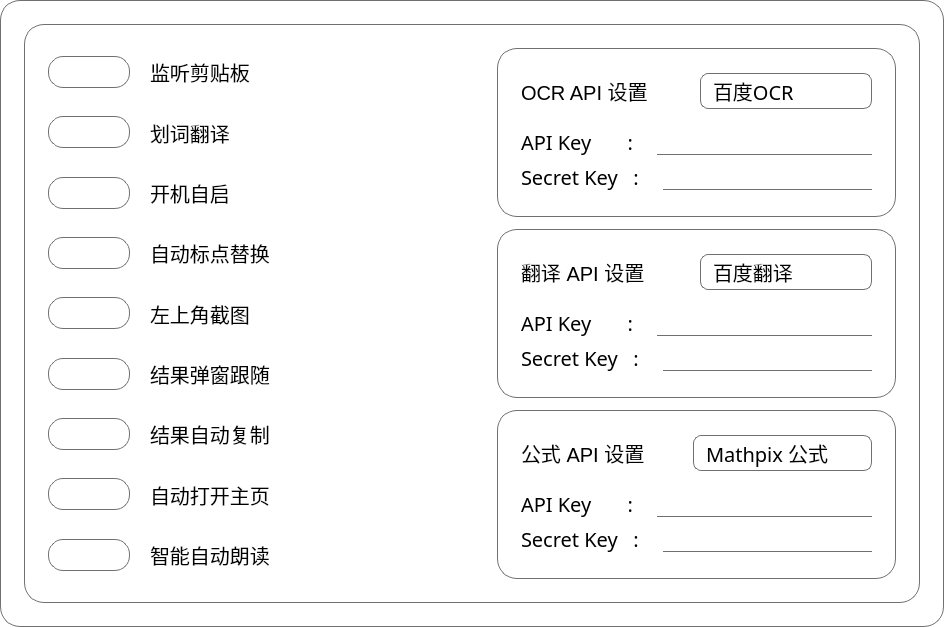
Old version of the form settingform.ui in the repository Jackiu1997/SimpleOCR.
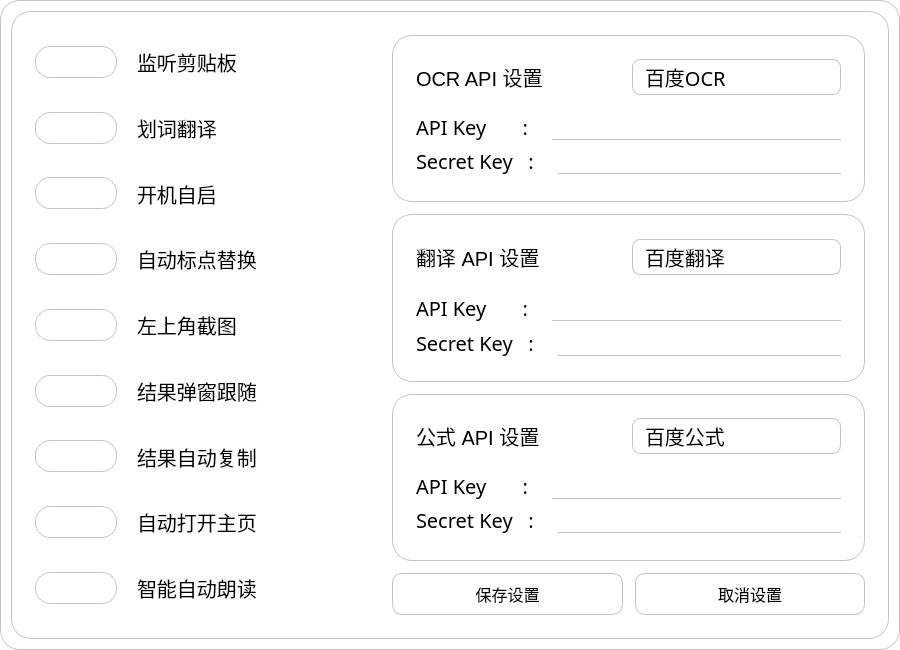
New version of the form. Icons and pictures are not drawn. Custom widgets are drawn as their Qt base class.

Commit message: better api and api settings

```diff
--- a/settingform.ui
+++ b/settingform.ui
@@ -6,10 +6,22 @@
    <rect>
     <x>0</x>
     <y>0</y>
-    <width>944</width>
-    <height>627</height>
+    <width>900</width>
+    <height>650</height>
    </rect>
   </property>
+  <property name="minimumSize">
+   <size>
+    <width>900</width>
+    <height>650</height>
+   </size>
+  </property>
+  <property name="maximumSize">
+   <size>
+    <width>900</width>
+    <height>650</height>
+   </size>
+  </property>
   <property name="windowTitle">
    <string>Settings</string>
   </property>
@@ -22,29 +34,39 @@
 	font-family: &quot;微软雅黑&quot;;
 	font-size: 20px;
 }
+QPushButton {
+	background-color: rgb(255, 255, 255);
+	border: 1px solid rgb(195, 195, 195);
+	border-radius: 10px;
+	padding: 8px;
+	font-size: 16px;
+}
+QPushButton:pressed {
+	background-color: rgb(243, 243, 243);
+}
 .QWidget{
 	background-color: rgb(255, 255, 255);
-	border: 1px solid #707070;
+	border: 1px solid rgb(195, 195, 195);
 	border-radius: 20px;
 }
 .QFrame{
 	background-color: rgb(255, 255, 255);
-	border: 1px solid #707070;
+	border: 1px solid rgb(195, 195, 195);
 	border-radius: 15px;
 }
 QLineEdit {
 	border: 0px solid #ffffff;
-	border-bottom: 1px solid #707070;
+	border-bottom: 1px solid rgb(195, 195, 195);
 }
 
 QComboBox {
-    border: 1px solid #707070;
+    border: 1px solid rgb(195, 195, 195);
     border-radius: 8px;
     padding: 2px 12px;
     font: normal normal 18px &quot;微软雅黑&quot;;
 }
 QComboBox QAbstractItemView {
-    border: 1px solid #707070;
+    border: 1px solid rgb(195, 195, 195);
 	border-radius: 8px;
     selection-background-color: lightblue;
 }
@@ -67,25 +89,13 @@
     image: url(:/assets/icon/arrow_up.png);
 }</string>
   </property>
-  <layout class="QHBoxLayout" name="horizontalLayout_10">
-   <property name="leftMargin">
-    <number>24</number>
-   </property>
-   <property name="topMargin">
-    <number>24</number>
-   </property>
-   <property name="rightMargin">
-    <number>24</number>
-   </property>
-   <property name="bottomMargin">
-    <number>24</number>
-   </property>
+  <layout class="QHBoxLayout" name="horizontalLayout_30">
    <item>
     <widget class="QWidget" name="centralWidget" native="true">
      <property name="styleSheet">
       <string notr="true"/>
      </property>
-     <layout class="QHBoxLayout" name="horizontalLayout_20" stretch="3,2,5">
+     <layout class="QHBoxLayout" name="horizontalLayout_20" stretch="3,1,6">
       <property name="spacing">
        <number>0</number>
       </property>
@@ -890,7 +900,7 @@
        </spacer>
       </item>
       <item>
-       <layout class="QVBoxLayout" name="rightLayout" stretch="0,0,0">
+       <layout class="QVBoxLayout" name="rightLayout" stretch="0,0,0,0">
         <property name="spacing">
          <number>12</number>
         </property>
@@ -1217,6 +1227,16 @@
                <property name="frame">
                 <bool>true</bool>
                </property>
+               <item>
+                <property name="text">
+                 <string>百度公式</string>
+                </property>
+               </item>
+               <item>
+                <property name="text">
+                 <string>微软公式</string>
+                </property>
+               </item>
                <item>
                 <property name="text">
                  <string>Mathpix 公式</string>
@@ -1275,6 +1295,24 @@
           </layout>
          </widget>
         </item>
+        <item>
+         <layout class="QHBoxLayout" name="horizontalLayout_10">
+          <item>
+           <widget class="QPushButton" name="saveSettingButton">
+            <property name="text">
+             <string>保存设置</string>
+            </property>
+           </widget>
+          </item>
+          <item>
+           <widget class="QPushButton" name="exitSettingButton">
+            <property name="text">
+             <string>取消设置</string>
+            </property>
+           </widget>
+          </item>
+         </layout>
+        </item>
        </layout>
       </item>
      </layout>
```
Left out of the diff: 23 changed lines with no effect on the pictures. The commit also changes 15 other files.
